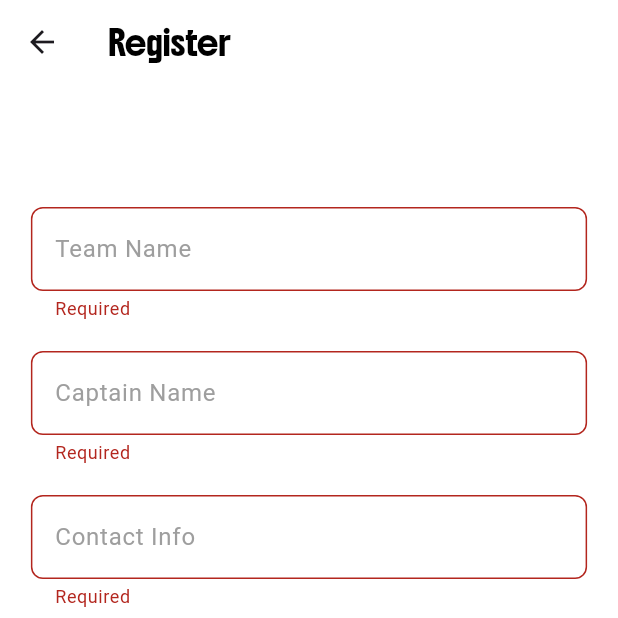
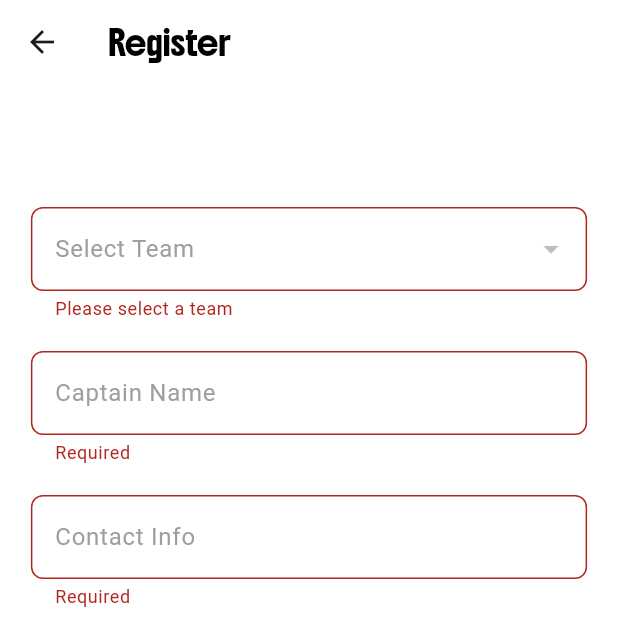
Before and after one commit to Gauthaman07/App-Crickonnect, a Flutter app: the RegisterTournamentScreen screen opened directly with empty values, after a tap on "SUBMIT", on a phone screen of 412 x 824 dp, the top half of it. Run offline on Flutter 3.47's test engine with Material 3 defaults, Android fonts, the phone set to English and light mode, and no system bars; our stand-ins replace firebase_core, firebase_messaging, google_fonts, image_picker, loading_animation_widget, shared_preferences and 1 more; accounts and stored records are empty; network calls fail.

Commit message:
major fixes

```diff
--- a/lib/myteam/create_team_form.dart
+++ b/lib/myteam/create_team_form.dart
@@ -69,7 +69,7 @@ class _CreateTeamFormState extends State<CreateTeamForm> {
       "teamLocation": teamLocation,
       "hasOwnGround": hasOwnGround,
       // You'll need to handle image upload in your API service
-      // "teamLogo": _teamLogo,
+      "teamLogo": _teamLogo,
     };
 
     if (hasOwnGround) {
--- a/lib/register_tournament.dart
+++ b/lib/register_tournament.dart
@@ -20,7 +20,6 @@ class _RegisterTournamentScreenState extends State<RegisterTournamentScreen> {
   final _formKey = GlobalKey<FormState>();
   final ApiService _apiService = ApiService();
 
-  String teamName = '';
   String captainName = '';
   String contactInfo = '';
   String numberOfPlayers = '';
@@ -28,12 +27,60 @@ class _RegisterTournamentScreenState extends State<RegisterTournamentScreen> {
   bool rulesAgreement = false;
   bool isSubmitting = false;
 
+  // Add variables for team selection
+  List<Map<String, dynamic>> userTeams = [];
+  bool isLoadingTeams = true;
+  String? selectedTeamId;
+  String selectedTeamName = ''; // Keep track of selected team name for API
+
+  @override
+  void initState() {
+    super.initState();
+    fetchUserTeams();
+  }
+
+  Future<void> fetchUserTeams() async {
+    try {
+      final response = await ApiService.getMyTeam();
+      if (response != null && response.containsKey("team")) {
+        setState(() {
+          userTeams = [response["team"]];
+          // If there's a team available, preselect it
+          if (userTeams.isNotEmpty) {
+            selectedTeamId = userTeams[0]["_id"];
+            selectedTeamName = userTeams[0]["name"] ?? "";
+          }
+          isLoadingTeams = false;
+        });
+      } else {
+        setState(() {
+          isLoadingTeams = false;
+        });
+      }
+    } catch (e) {
+      setState(() {
+        isLoadingTeams = false;
+      });
+      ScaffoldMessenger.of(context).showSnackBar(
+        SnackBar(content: Text("Failed to load teams: $e")),
+      );
+    }
+  }
+
   void _submitForm() async {
     if (!_formKey.currentState!.validate() || !rulesAgreement) {
       ScaffoldMessenger.of(context).showSnackBar(
-        SnackBar(
+        const SnackBar(
             content:
                 Text('Please fill all required fields and agree to the rules')),
+      );
+      return;
+    }
+
+    // Validate team ID
+    if (selectedTeamId == null || selectedTeamId!.isEmpty) {
+      ScaffoldMessenger.of(context).showSnackBar(
+        const SnackBar(content: Text('Please select a team to register')),
       );
       return;
     }
@@ -45,7 +92,8 @@ class _RegisterTournamentScreenState extends State<RegisterTournamentScreen> {
     try {
       final data = {
         "tournamentId": widget.tournamentId,
-        "teamName": teamName,
+        "teamId": selectedTeamId,
+        "teamName": selectedTeamName, // Use the stored team name from selection
         "captainName": captainName,
         "contactInfo": contactInfo,
         "numberOfPlayers": int.tryParse(numberOfPlayers) ?? 0,
@@ -96,7 +144,7 @@ class _RegisterTournamentScreenState extends State<RegisterTournamentScreen> {
   Widget build(BuildContext context) {
     return Scaffold(
       appBar: AppBar(
-        title: Text(
+        title: const Text(
           'Register  ',
           style: TextStyle(
             fontFamily: 'Boldonse',
@@ -107,7 +155,9 @@ class _RegisterTournamentScreenState extends State<RegisterTournamentScreen> {
         backgroundColor: Colors.white,
       ),
       backgroundColor: Colors.white, // Set the background color to white
-      body: Padding(
+      body: isLoadingTeams
+          ? const Center(child: CircularProgressIndicator(color: Colors.red))
+          : Padding(
               padding: const EdgeInsets.all(16),
               child: Form(
                 key: _formKey,
@@ -117,62 +167,82 @@ class _RegisterTournamentScreenState extends State<RegisterTournamentScreen> {
                     Padding(
                       padding: const EdgeInsets.only(top: 20), // Add top margin
                       child: Text(
-                  widget.tournamentName, // Display tournament name dynamically
-                  style: TextStyle(
+                        widget
+                            .tournamentName, // Display tournament name dynamically
+                        style: const TextStyle(
                           fontSize: 18,
                           fontWeight: FontWeight.bold,
                           color: Colors.black,
                         ),
                       ),
                     ),
-              SizedBox(height: 20), // Space after title
-              // Team Name input field
+                    const SizedBox(height: 20), // Space after title
+
+                    // Team selection dropdown
                     Center(
                       child: SizedBox(
-                  width: MediaQuery.of(context).size.width *
-                      0.9, // 90% of screen width
-                  child: TextFormField(
-                    decoration: _inputDecoration('Team Name'),
-                    validator: (value) =>
-                        value == null || value.isEmpty ? 'Required' : null,
-                    onChanged: (value) => teamName = value,
+                        width: MediaQuery.of(context).size.width * 0.9,
+                        child: DropdownButtonFormField<String>(
+                          decoration: _inputDecoration('Select Team'),
+                          value: selectedTeamId,
+                          items: userTeams.map((team) {
+                            return DropdownMenuItem<String>(
+                              value: team["_id"],
+                              child: Text(team["teamName"] ?? "Unnamed Team"),
+                            );
+                          }).toList(),
+                          onChanged: (value) {
+                            setState(() {
+                              selectedTeamId = value;
+                              // Find the selected team and update the team name
+                              if (value != null) {
+                                final selectedTeam = userTeams.firstWhere(
+                                  (team) => team["_id"] == value,
+                                  orElse: () => {},
+                                );
+                                selectedTeamName = selectedTeam["name"] ?? "";
+                              }
+                            });
+                          },
+                          validator: (value) => value == null || value.isEmpty
+                              ? 'Please select a team'
+                              : null,
                         ),
                       ),
                     ),
-              SizedBox(height: 20),
+                    const SizedBox(height: 20),
 
                     Center(
                       child: SizedBox(
-                  width: MediaQuery.of(context).size.width *
-                      0.9, // 90% of screen width
+                        width: MediaQuery.of(context).size.width * 0.9,
                         child: TextFormField(
                           decoration: _inputDecoration('Captain Name'),
-                    validator: (value) =>
-                        value == null || value.isEmpty ? 'Required' : null,
+                          validator: (value) => value == null || value.isEmpty
+                              ? 'Required'
+                              : null,
                           onChanged: (value) => captainName = value,
                         ),
                       ),
                     ),
-              SizedBox(height: 20),
+                    const SizedBox(height: 20),
 
                     Center(
                       child: SizedBox(
-                  width: MediaQuery.of(context).size.width *
-                      0.9, // 90% of screen width
+                        width: MediaQuery.of(context).size.width * 0.9,
                         child: TextFormField(
                           decoration: _inputDecoration('Contact Info'),
-                    validator: (value) =>
-                        value == null || value.isEmpty ? 'Required' : null,
+                          validator: (value) => value == null || value.isEmpty
+                              ? 'Required'
+                              : null,
                           onChanged: (value) => contactInfo = value,
                         ),
                       ),
                     ),
-              SizedBox(height: 20),
+                    const SizedBox(height: 20),
 
                     Center(
                       child: SizedBox(
-                  width: MediaQuery.of(context).size.width *
-                      0.9, // 90% of screen width
+                        width: MediaQuery.of(context).size.width * 0.9,
                         child: TextFormField(
                           decoration:
                               _inputDecoration('Number of Players (optional)'),
@@ -181,23 +251,23 @@ class _RegisterTournamentScreenState extends State<RegisterTournamentScreen> {
                         ),
                       ),
                     ),
-              SizedBox(height: 20),
+                    const SizedBox(height: 20),
 
                     Center(
                       child: SizedBox(
-                  width: MediaQuery.of(context).size.width *
-                      0.9, // 90% of screen width
+                        width: MediaQuery.of(context).size.width * 0.9,
                         child: TextFormField(
-                    decoration: _inputDecoration('Preferred Slot (optional)'),
+                          decoration:
+                              _inputDecoration('Preferred Slot (optional)'),
                           onChanged: (value) => preferredSlot = value,
                         ),
                       ),
                     ),
 
-              SizedBox(height: 20),
+                    const SizedBox(height: 20),
                     // Checkbox for rules agreement
                     CheckboxListTile(
-                title: Text("I agree to the tournament rules"),
+                      title: const Text("I agree to the tournament rules"),
                       value: rulesAgreement,
                       onChanged: (value) {
                         setState(() {
--- a/lib/services/api_service.dart
+++ b/lib/services/api_service.dart
@@ -376,7 +376,9 @@ class ApiService {
 
   Future<Map<String, dynamic>> registerTournament(
       Map<String, dynamic> data) async {
-    final url = Uri.parse('$baseUrl/tournaments/register');
+    final String tournamentId = data['tournamentId'];
+    final url = Uri.parse('$baseUrl/tournaments/$tournamentId/registrations');
+
     final prefs = await SharedPreferences.getInstance();
     final String? token = prefs.getString("token");
 
--- a/lib/services/fcm_manager.dart
+++ b/lib/services/fcm_manager.dart
@@ -1,4 +1,3 @@
-import 'package:flutter/material.dart';
 import '../push/notification_service.dart';
 import 'api_service.dart';
 import './token_manager.dart';
```
Also changed, not shown: 129 other files. Lines whose indentation alone changed are shown as unchanged.
